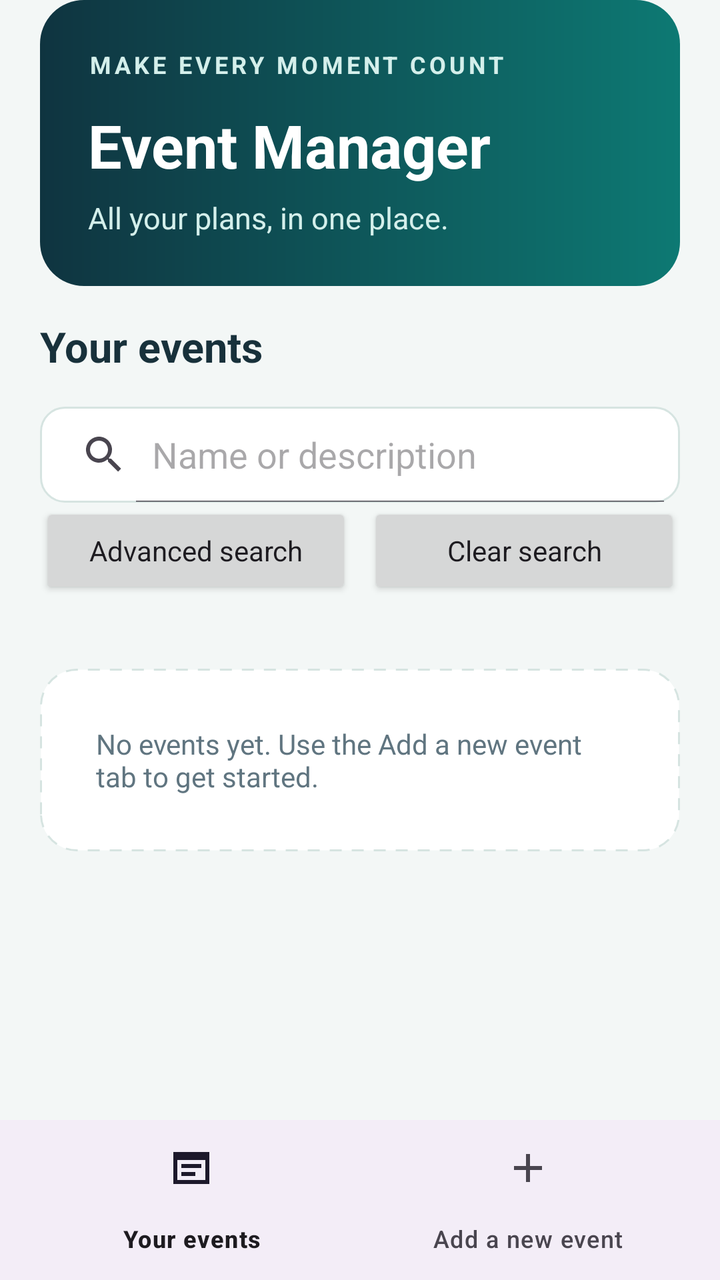
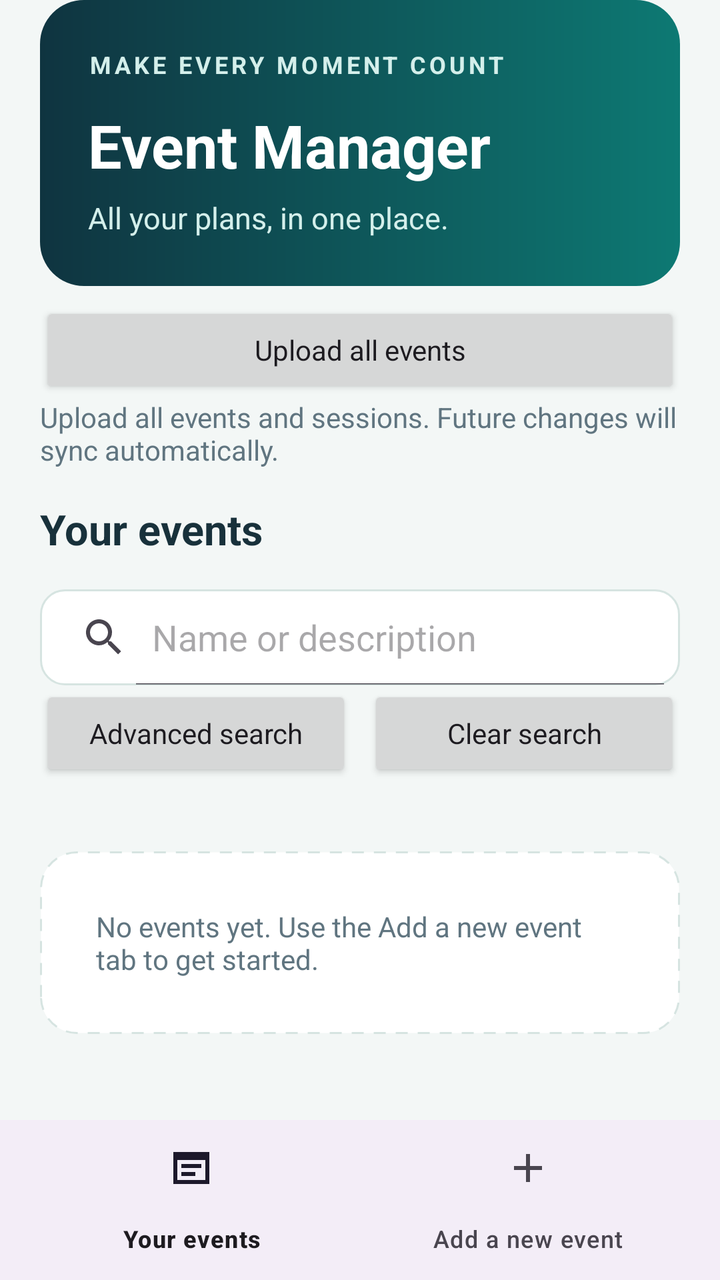

Two renders of the same Android screen: before a commit and after it. Below are the layout's source before the change and the commit's diff.
<!-- AndroidManifest.xml: application theme Theme.EventManagerApplication -->
<!-- res/layout/activity_main.xml -->
<?xml version="1.0" encoding="utf-8"?>
<LinearLayout xmlns:android="http://schemas.android.com/apk/res/android" xmlns:app="http://schemas.android.com/apk/res-auto"
    android:id="@+id/main" android:layout_width="match_parent" android:layout_height="match_parent"
    android:orientation="vertical" android:background="@color/screen_background">
    <LinearLayout android:layout_width="match_parent" android:layout_height="0dp" android:layout_weight="1" android:orientation="vertical" android:paddingHorizontal="20dp">
        <LinearLayout
            android:layout_width="match_parent"
            android:layout_height="wrap_content"
            android:background="@drawable/header_background"
            android:orientation="vertical"
            android:padding="24dp">

            <TextView
                android:layout_width="wrap_content"
                android:layout_height="wrap_content"
                android:text="@string/header_eyebrow"
                android:textColor="@color/header_soft"
                android:textSize="12sp"
                android:textStyle="bold"
                android:letterSpacing="0.14" />

            <TextView
                android:layout_width="match_parent"
                android:layout_height="wrap_content"
                android:layout_marginTop="12dp"
                android:text="@string/screen_title"
                android:textColor="@color/white"
                android:textSize="30sp"
                android:textStyle="bold" />

            <TextView
                android:layout_width="match_parent"
                android:layout_height="wrap_content"
                android:layout_marginTop="6dp"
                android:text="@string/screen_subtitle"
                android:textColor="@color/header_soft"
                android:textSize="15sp" />
        </LinearLayout>


    <LinearLayout android:id="@+id/eventsPage" android:layout_width="match_parent" android:layout_height="0dp" android:layout_weight="1" android:orientation="vertical">
        <TextView android:layout_width="match_parent" android:layout_height="wrap_content" android:paddingVertical="16dp" android:text="@string/your_events" android:textSize="21sp" android:textStyle="bold" android:textColor="@color/text_primary" />
        <SearchView
            android:id="@+id/eventSearchInput"
            android:layout_width="match_parent"
            android:layout_height="wrap_content"
            android:minHeight="54dp"
            android:background="@drawable/input_background"
            android:contentDescription="@string/search_events"
            android:iconifiedByDefault="false"
            android:queryHint="@string/search_name_description"
            android:inputType="text"
            android:imeOptions="actionSearch" />
        <LinearLayout android:layout_width="match_parent" android:layout_height="wrap_content" android:orientation="horizontal">
            <Button android:id="@+id/advancedSearchButton" android:layout_width="0dp" android:layout_height="wrap_content" android:layout_weight="1" android:minHeight="48dp" android:text="@string/advanced_search" android:textAllCaps="false" />
            <Button android:id="@+id/clearEventSearchButton" android:layout_width="0dp" android:layout_height="wrap_content" android:layout_weight="1" android:layout_marginStart="8dp" android:minHeight="48dp" android:text="@string/clear_search" android:textAllCaps="false" />
        </LinearLayout>
        <TextView android:id="@+id/eventFilterSummary" android:layout_width="match_parent" android:layout_height="wrap_content" android:textColor="@color/text_secondary" android:textSize="14sp" android:visibility="gone" />
        <TextView android:id="@+id/eventSearchCount" android:layout_width="match_parent" android:layout_height="wrap_content" android:paddingVertical="8dp" android:textColor="@color/text_secondary" android:accessibilityLiveRegion="polite" />
        <TextView android:id="@+id/emptyEventsText" android:layout_width="match_parent" android:layout_height="wrap_content" android:background="@drawable/empty_background" android:padding="28dp" android:text="@string/empty_events" android:textColor="@color/text_secondary" />
        <Button android:id="@+id/retryEventsButton" android:layout_width="wrap_content" android:layout_height="wrap_content" android:minHeight="48dp" android:text="@string/retry" android:visibility="gone" />
        <androidx.recyclerview.widget.RecyclerView android:id="@+id/eventList" android:layout_width="match_parent" android:layout_height="0dp" android:layout_weight="1" android:clipToPadding="false" android:paddingBottom="16dp" />
    </LinearLayout>
    <ScrollView android:id="@+id/formPage" android:layout_width="match_parent" android:layout_height="0dp" android:layout_weight="1" android:visibility="gone" android:fillViewport="true">
        <LinearLayout android:id="@+id/eventForm"
            android:layout_width="match_parent"
            android:layout_height="wrap_content"
            android:layout_marginTop="20dp"
            android:background="@drawable/card_background"
            android:elevation="3dp"
            android:orientation="vertical"
            android:padding="20dp">

            <TextView
                android:layout_width="match_parent"
                android:layout_height="wrap_content"
                android:id="@+id/formTitle" android:text="@string/new_event"
                android:textColor="@color/text_primary"
                android:textSize="21sp"
                android:textStyle="bold" />

            <TextView
                android:layout_width="match_parent"
                android:layout_height="wrap_content"
                android:layout_marginTop="3dp"
                android:text="@string/form_subtitle"
                android:textColor="@color/text_secondary"
                android:textSize="14sp" />

            <TextView
                style="@style/EventFieldLabel"
                android:labelFor="@id/eventNameInput" android:text="@string/event_name_label" />

            <EditText
                android:id="@+id/eventNameInput"
                style="@style/EventInput"
                android:hint="@string/event_name_hint"
                android:inputType="textCapSentences"
                android:singleLine="true" />

            <TextView
                android:id="@+id/eventNameError"
                style="@style/EventErrorText"
                android:text="@string/error_name_required" />

            <TextView
                style="@style/EventFieldLabel"
                android:labelFor="@id/eventDateInput" android:text="@string/event_date_label" />

            <EditText
                android:id="@+id/eventDateInput"
                style="@style/EventInput"
                android:inputType="date"
                android:singleLine="true"
                android:hint="@string/event_date_hint" />

            <Button android:id="@+id/chooseDateButton" android:layout_width="wrap_content" android:layout_height="wrap_content" android:minHeight="48dp" android:layout_marginTop="2dp" android:text="@string/choose_date" />
            <TextView
                android:id="@+id/eventDateError"
                style="@style/EventErrorText"
                android:text="@string/error_date_required" />

            <TextView
                style="@style/EventFieldLabel"
                android:labelFor="@id/eventLocationInput" android:text="@string/event_location_label" />

            <EditText
                android:id="@+id/eventLocationInput"
                style="@style/EventInput"
                android:hint="@string/event_location_hint"
                android:inputType="textCapSentences"
                android:singleLine="true" />

            <TextView
                android:id="@+id/eventLocationError"
                style="@style/EventErrorText"
                android:text="@string/error_location_required" />

            <TextView
                style="@style/EventFieldLabel"
                android:labelFor="@id/eventOrganiserInput" android:text="@string/event_organiser_label" />

            <EditText
                android:id="@+id/eventOrganiserInput"
                style="@style/EventInput"
                android:hint="@string/event_organiser_hint"
                android:inputType="textCapWords"
                android:singleLine="true" />

            <TextView
                android:id="@+id/eventOrganiserError"
                style="@style/EventErrorText"
                android:text="@string/error_organiser_required" />

            <TextView
                style="@style/EventFieldLabel"
                android:text="@string/event_type_label" />

            <Spinner
                android:id="@+id/eventTypeSpinner"
                android:layout_width="match_parent"
                android:layout_height="54dp"
                android:layout_marginTop="6dp"
                android:background="@drawable/input_background"
                android:entries="@array/event_types"
                android:paddingStart="14dp"
                android:paddingEnd="14dp" />

            <TextView
                style="@style/EventFieldLabel"
                android:text="@string/event_status_label" />

            <Spinner
                android:id="@+id/eventStatusSpinner"
                android:layout_width="match_parent"
                android:layout_height="54dp"
                android:layout_marginTop="6dp"
                android:background="@drawable/input_background"
                android:entries="@array/event_statuses"
                android:paddingStart="14dp"
                android:paddingEnd="14dp" />

            <TextView
                style="@style/EventFieldLabel"
                android:labelFor="@id/eventAmountInput" android:text="@string/event_amount_label" />

            <EditText
                android:id="@+id/eventAmountInput"
                style="@style/EventInput"
                android:hint="@string/event_amount_hint"
                android:inputType="numberDecimal"
                android:singleLine="true" />

            <TextView
                android:id="@+id/eventAmountError"
                style="@style/EventErrorText"
                android:text="@string/error_amount" />

<TextView style="@style/EventFieldLabel" android:labelFor="@id/eventDescriptionInput" android:text="@string/description_label" />
            <EditText android:id="@+id/eventDescriptionInput" style="@style/EventInput" android:layout_height="wrap_content" android:hint="@string/description_label" android:gravity="top|start" android:minLines="3" android:paddingVertical="12dp" android:inputType="textMultiLine|textCapSentences" />
            <TextView android:id="@+id/eventDescriptionError" style="@style/EventErrorText" />
<TextView style="@style/EventFieldLabel" android:labelFor="@id/contactEmailInput" android:text="@string/email_label" />
            <EditText android:id="@+id/contactEmailInput" style="@style/EventInput" android:hint="@string/email_label" android:inputType="textEmailAddress" />
            <TextView android:id="@+id/contactEmailError" style="@style/EventErrorText" />
<TextView style="@style/EventFieldLabel" android:labelFor="@id/contactPhoneInput" android:text="@string/phone_label" />
            <EditText android:id="@+id/contactPhoneInput" style="@style/EventInput" android:hint="@string/phone_label" android:inputType="phone" />
            <TextView android:id="@+id/contactPhoneError" style="@style/EventErrorText" />
            <Button
                android:id="@+id/addEventButton"
                android:layout_width="match_parent"
                android:layout_height="54dp"
                android:layout_marginTop="22dp"
                android:backgroundTint="@color/brand"
                android:text="@string/add_event"
                android:textAllCaps="false"
                android:textColor="@color/white"
                android:textSize="16sp"
                android:textStyle="bold" />

            <Button
                android:id="@+id/cancelEditButton"
                android:layout_width="match_parent"
                android:layout_height="48dp"
                android:layout_marginTop="8dp"
                android:text="@string/cancel_edit"
                android:textAllCaps="false"
                android:visibility="gone" />
        </LinearLayout>


    </ScrollView>
    </LinearLayout>
    <com.google.android.material.bottomnavigation.BottomNavigationView android:id="@+id/bottomNavigation" android:layout_width="match_parent" android:layout_height="wrap_content" app:menu="@menu/bottom_navigation" app:labelVisibilityMode="labeled" />
</LinearLayout>
<!-- resources referenced by this layout -->
<resources>
  <string-array name="event_statuses">
          <item>Upcoming</item>
          <item>Completed</item>
          <item>Cancelled</item>
      </string-array>
  <string-array name="event_types">
          <item>Conference</item>
          <item>Workshop</item>
          <item>Seminar</item>
          <item>Social</item>
          <item>Other</item>
      </string-array>
  <color name="brand">#087F79</color>
  <color name="header_soft">#D4EFEB</color>
  <color name="screen_background">#F3F7F6</color>
  <color name="text_primary">#18313B</color>
  <color name="text_secondary">#607580</color>
  <color name="white">#FFFFFFFF</color>
  <!-- drawable card_background (drawable) -->
  <?xml version="1.0" encoding="utf-8"?>
  <shape xmlns:android="http://schemas.android.com/apk/res/android">
      <solid android:color="@color/card_white" />
      <corners android:radius="18dp" />
  </shape>
  <!-- drawable input_background (drawable) -->
  <?xml version="1.0" encoding="utf-8"?>
  <shape xmlns:android="http://schemas.android.com/apk/res/android">
      <solid android:color="@color/card_white" />
      <stroke android:width="1dp" android:color="@color/input_border" />
      <corners android:radius="12dp" />
  </shape>
  <string name="add_event">Review event</string>
  <string name="advanced_search">Advanced search</string>
  <string name="cancel_edit">Cancel edit</string>
  <string name="choose_date">Choose date</string>
  <string name="clear_search">Clear search</string>
  <string name="description_label">Event description (optional)</string>
  <string name="email_label">Contact email (optional)</string>
  <string name="empty_events">No events yet. Use the Add a new event tab to get started.</string>
  <string name="error_amount">Enter a valid amount of zero or more.</string>
  <string name="error_date_required">Event date is required.</string>
  <string name="error_location_required">Event location is required.</string>
  <string name="error_name_required">Event name is required.</string>
  <string name="error_organiser_required">Event organiser is required.</string>
  <string name="event_amount_hint">e.g. 25.00</string>
  <string name="event_amount_label">Amount</string>
  <string name="event_date_hint">DD/MM/YYYY</string>
  <string name="event_date_label">Date</string>
  <string name="event_location_hint">e.g. City Hall</string>
  <string name="event_location_label">Location</string>
  <string name="event_name_hint">e.g. Design workshop</string>
  <string name="event_name_label">Event name</string>
  <string name="event_organiser_hint">e.g. Alex Morgan</string>
  <string name="event_organiser_label">Organiser</string>
  <string name="event_status_label">Event status</string>
  <string name="event_type_label">Event type</string>
  <string name="form_subtitle">All fields are required unless marked optional. Review your details before saving.</string>
  <string name="header_eyebrow">MAKE EVERY MOMENT COUNT</string>
  <string name="new_event">Add a new event</string>
  <string name="phone_label">Contact phone (optional)</string>
  <string name="retry">Retry</string>
  <string name="screen_subtitle">All your plans, in one place.</string>
  <string name="screen_title">Event Manager</string>
  <string name="search_events">Search events</string>
  <string name="search_name_description">Name or description</string>
  <string name="your_events">Your events</string>
  <style name="Theme.EventManagerApplication" parent="Base.Theme.EventManagerApplication" />
  <color name="card_white">#FFFFFFFF</color>
  <color name="input_border">#D6E4E1</color>
  <color name="header_start">#0F3440</color>
  <color name="header_end">#0D7973</color>
  <color name="error_red">#C93434</color>
  <!-- unchanged entries left out for length: 6 -->
</resources>

<!-- the commit's change to res/layout/activity_main.xml (unified diff, before → after) -->
@@ -39,6 +39,22 @@
 
 
     <LinearLayout android:id="@+id/eventsPage" android:layout_width="match_parent" android:layout_height="0dp" android:layout_weight="1" android:orientation="vertical">
+        <Button
+            android:id="@+id/uploadEventsButton"
+            android:layout_width="match_parent"
+            android:layout_height="wrap_content"
+            android:minHeight="48dp"
+            android:layout_marginTop="8dp"
+            android:text="@string/upload_all_events"
+            android:textAllCaps="false" />
+        <TextView
+            android:id="@+id/uploadStatusText"
+            android:layout_width="match_parent"
+            android:layout_height="wrap_content"
+            android:text="@string/upload_not_started"
+            android:textColor="@color/text_secondary"
+            android:textSize="14sp"
+            android:accessibilityLiveRegion="polite" />
         <TextView android:layout_width="match_parent" android:layout_height="wrap_content" android:paddingVertical="16dp" android:text="@string/your_events" android:textSize="21sp" android:textStyle="bold" android:textColor="@color/text_primary" />
         <SearchView
             android:id="@+id/eventSearchInput"
<!-- resource entries referenced after the edit -->
@@ -65,6 +65,8 @@
   <string name="screen_title">Event Manager</string>
   <string name="search_events">Search events</string>
   <string name="search_name_description">Name or description</string>
+  <string name="upload_all_events">Upload all events</string>
+  <string name="upload_not_started">Upload all events and sessions. Future changes will sync automatically.</string>
   <string name="your_events">Your events</string>
   <style name="Theme.EventManagerApplication" parent="Base.Theme.EventManagerApplication" />
   <color name="card_white">#FFFFFFFF</color>
